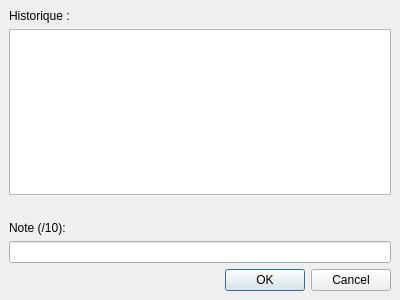
Qt form GUI/dialognote.ui (NT-me/PlaneSim) before a commit.
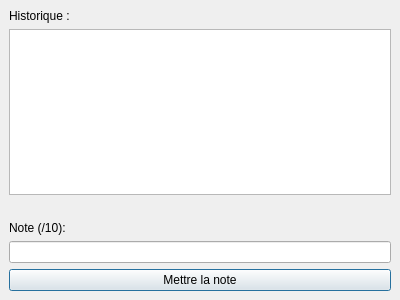
The same form after that commit.

Diff of the .ui file:
```diff
--- a/GUI/dialognote.ui
+++ b/GUI/dialognote.ui
@@ -57,12 +57,9 @@
      <widget class="QLineEdit" name="noteInput"/>
     </item>
     <item>
-     <widget class="QDialogButtonBox" name="buttonBox">
-      <property name="orientation">
-       <enum>Qt::Horizontal</enum>
-      </property>
-      <property name="standardButtons">
-       <set>QDialogButtonBox::Cancel|QDialogButtonBox::Ok</set>
+     <widget class="QPushButton" name="buttonMettreNote">
+      <property name="text">
+       <string>Mettre la note</string>
       </property>
      </widget>
     </item>
```
Left out of the diff: 35 changed lines with no effect on the pictures.
